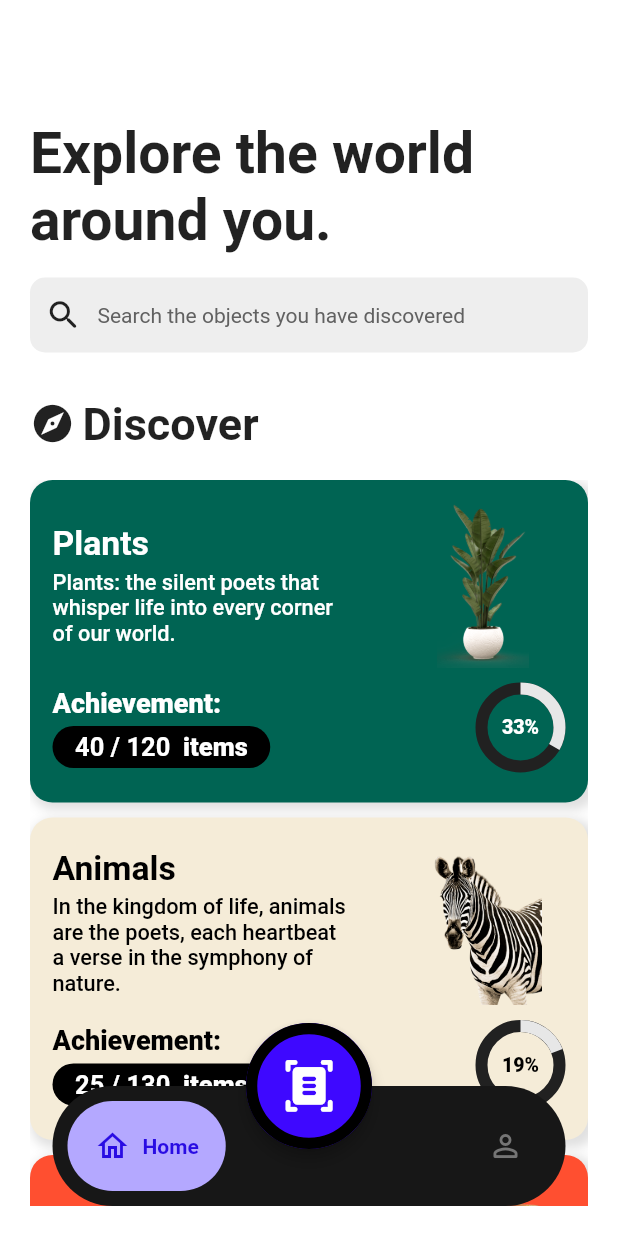
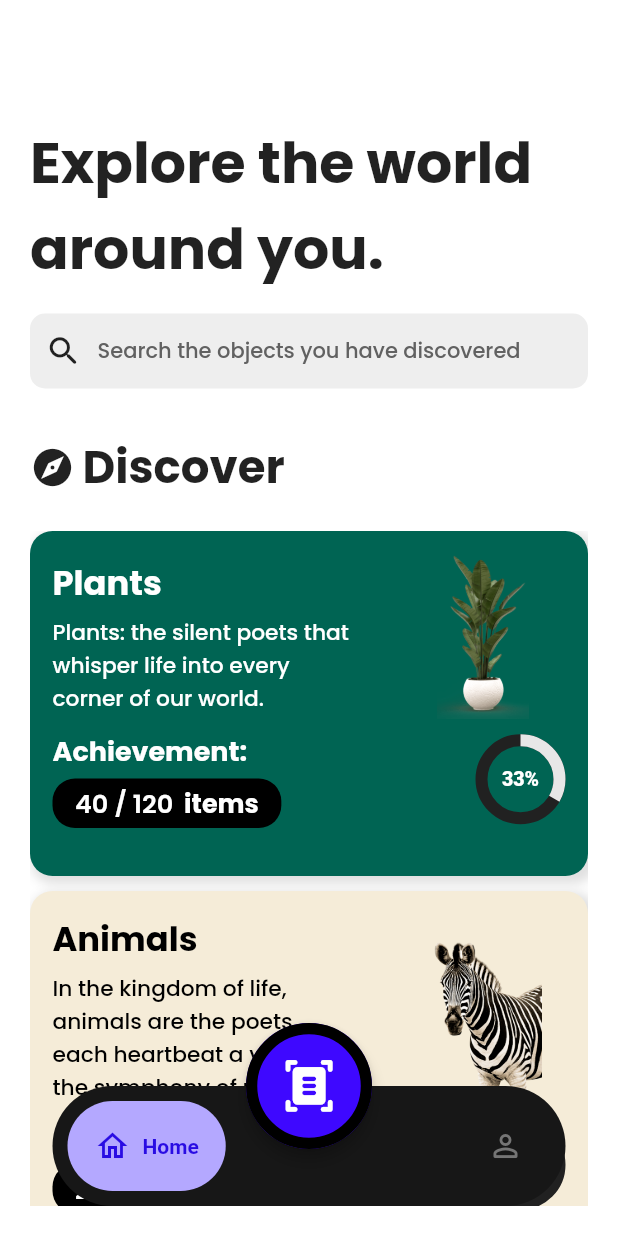
Before and after one commit to Codewire-github/ocular-vision-v2, a Flutter app: the screen it shows after launch, on a phone screen of 412 x 824 dp. Run offline on Flutter 3.47's test engine with Material 2 defaults, Android fonts, the phone set to English and light mode, and no system bars; drawn by our look-alikes of google_nav_bar, percent_indicator; our stand-ins replace camera, get, google_fonts, image_picker; missing offline and left inert: google_mlkit_object_detection; project files that could hold a hidden picture were left out.

Commit message:
Added new font on all UI

```diff
--- a/ocular_vision/lib/src/screens/explore_screen.dart
+++ b/ocular_vision/lib/src/screens/explore_screen.dart
@@ -22,6 +22,7 @@ class _ExploreScreenState extends State<ExploreScreen> {
               "Explore the world around you.",
               style: TextStyle(
                 fontSize: 38,
+                fontFamily: "Poppins",
                 fontWeight: FontWeight.bold,
               ),
             ),
@@ -43,7 +44,11 @@ class _ExploreScreenState extends State<ExploreScreen> {
                   const SizedBox(width: 10),
                   Text(
                     "Search the objects you have discovered",
-                    style: TextStyle(color: Colors.grey[700], fontSize: 14),
+                    style: TextStyle(
+                        color: Colors.grey[700],
+                        fontSize: 14,
+                        fontFamily: "Poppins",
+                        fontWeight: FontWeight.w500),
                   ),
                 ],
               ),
@@ -61,6 +66,7 @@ class _ExploreScreenState extends State<ExploreScreen> {
                   "Discover",
                   style: TextStyle(
                     fontSize: 30,
+                    fontFamily: "Poppins",
                     fontWeight: FontWeight.bold,
                   ),
                 ),
--- a/ocular_vision/lib/src/widgets/discovery_card.dart
+++ b/ocular_vision/lib/src/widgets/discovery_card.dart
@@ -31,8 +31,8 @@ class DiscoveryCard extends StatelessWidget {
         Get.to(const CategoriesListScreen(), arguments: index);
       },
       child: Container(
-        width: 300,
-        height: 215,
+        width: double.infinity,
+        height: 230,
         padding: const EdgeInsets.all(15),
         margin: const EdgeInsets.only(bottom: 10),
         decoration: BoxDecoration(
@@ -62,6 +62,7 @@ class DiscoveryCard extends StatelessWidget {
                       style: TextStyle(
                           fontSize: 22.5,
                           fontWeight: FontWeight.w700,
+                          fontFamily: "Poppins",
                           color: textColor),
                     ),
                     const SizedBox(height: 5),
@@ -71,6 +72,7 @@ class DiscoveryCard extends StatelessWidget {
                           style: TextStyle(
                               fontSize: 14.5,
                               fontWeight: FontWeight.w500,
+                              fontFamily: "Poppins",
                               color: textColor)),
                     ),
                   ],
@@ -82,7 +84,7 @@ class DiscoveryCard extends StatelessWidget {
                 ),
               ],
             ),
-            const SizedBox(height: 10),
+            const SizedBox(height: 8),
             Row(
               mainAxisAlignment: MainAxisAlignment.spaceBetween,
               children: [
@@ -94,6 +96,7 @@ class DiscoveryCard extends StatelessWidget {
                       style: TextStyle(
                           fontSize: 18,
                           fontWeight: FontWeight.w800,
+                          fontFamily: "Poppins",
                           color: textColor),
                     ),
                     const SizedBox(height: 5),
@@ -111,11 +114,13 @@ class DiscoveryCard extends StatelessWidget {
                             style: const TextStyle(
                                 fontSize: 17,
                                 fontWeight: FontWeight.w600,
+                                fontFamily: "Poppins",
                                 color: Colors.white),
                           ),
                           const Text("  items",
                               style: TextStyle(
                                   fontWeight: FontWeight.w800,
+                                  fontFamily: "Poppins",
                                   fontSize: 17,
                                   color: Colors.white))
                         ],
--- a/ocular_vision/lib/src/widgets/items_list.dart
+++ b/ocular_vision/lib/src/widgets/items_list.dart
@@ -22,7 +22,10 @@ class ItemList extends StatelessWidget {
             const SizedBox(height: 10),
             const Text(
               "Your discoveries:",
-              style: TextStyle(fontSize: 20, fontWeight: FontWeight.w800),
+              style: TextStyle(
+                  fontSize: 20,
+                  fontWeight: FontWeight.w600,
+                  fontFamily: "Poppins"),
             ),
             const SizedBox(height: 20),
             Column(
```
Also changed, not shown: ocular_vision/lib/src/screens/categories_list_screen.dart (+16 -6 lines), ocular_vision/lib/src/widgets/item_card.dart (+6 -1 lines), ocular_vision/assets/img/error.png (added), ocular_vision/fonts/Poppins-Bold.ttf (added), ocular_vision/fonts/Poppins-Light.ttf (added), ocular_vision/fonts/Poppins-Medium.ttf (added), ocular_vision/fonts/Poppins-Regular.ttf (added), ocular_vision/fonts/Poppins-SemiBold.ttf (added), 1 other file.
